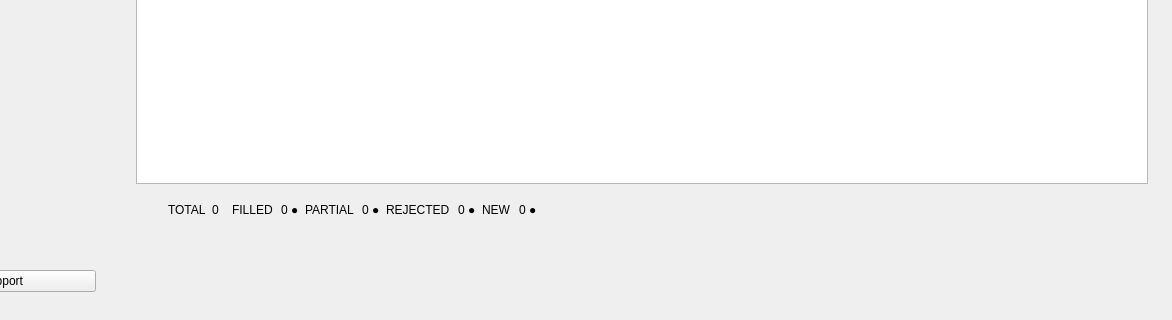
The window that gui/ui/mainwindow.ui (SuhasDissa/LillyLedger) describes before a commit, drawn with Qt 5; both pictures show x 108 to 1280 and y 500 to 820 of the 1280 by 820 pixel window.
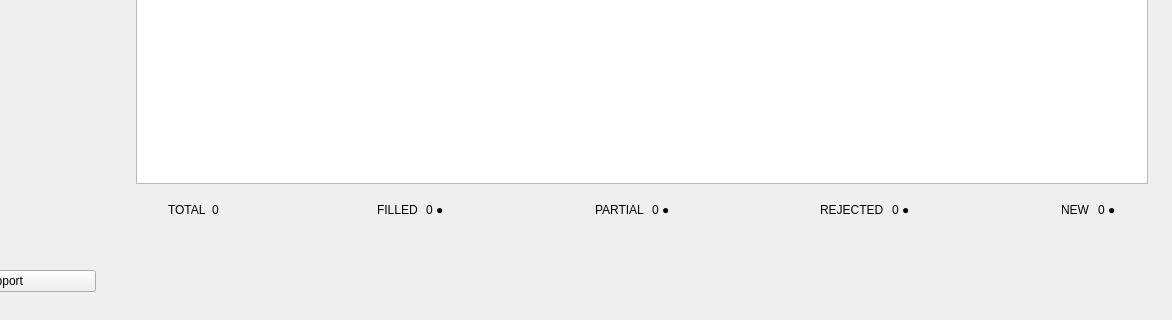
The same window after the commit. Custom widgets are drawn as their Qt base class.

Commit message: feat: add GUI documentation and layout spacers for the dashboard analytics view

Diff of the .ui file:
```diff
--- a/gui/ui/mainwindow.ui
+++ b/gui/ui/mainwindow.ui
@@ -657,6 +657,19 @@
                                                                                         </property>
                                                                                     </widget>
                                                                                 </item>
+                                                                                <item>
+                                                                                    <spacer name="summarySpacer1">
+                                                                                        <property name="orientation">
+                                                                                            <enum>Qt::Horizontal</enum>
+                                                                                        </property>
+                                                                                        <property name="sizeHint" stdset="0">
+                                                                                            <size>
+                                                                                                <width>40</width>
+                                                                                                <height>20</height>
+                                                                                            </size>
+                                                                                        </property>
+                                                                                    </spacer>
+                                                                                </item>
                                                                                 <item>
                                                                                     <widget class="QWidget" name="filledContainer" native="true">
                                                                                         <layout class="QHBoxLayout" name="filledLayout">
@@ -692,6 +705,19 @@
                                                                                         </layout>
                                                                                     </widget>
                                                                                 </item>
+                                                                                <item>
+                                                                                    <spacer name="summarySpacer2">
+                                                                                        <property name="orientation">
+                                                                                            <enum>Qt::Horizontal</enum>
+                                                                                        </property>
+                                                                                        <property name="sizeHint" stdset="0">
+                                                                                            <size>
+                                                                                                <width>40</width>
+                                                                                                <height>20</height>
+                                                                                            </size>
+                                                                                        </property>
+                                                                                    </spacer>
+                                                                                </item>
                                                                                 <item>
                                                                                     <widget class="QWidget" name="partialContainer" native="true">
                                                                                         <layout class="QHBoxLayout" name="partialLayout">
@@ -727,6 +753,19 @@
                                                                                         </layout>
                                                                                     </widget>
                                                                                 </item>
+                                                                                <item>
+                                                                                    <spacer name="summarySpacer3">
+                                                                                        <property name="orientation">
+                                                                                            <enum>Qt::Horizontal</enum>
+                                                                                        </property>
+                                                                                        <property name="sizeHint" stdset="0">
+                                                                                            <size>
+                                                                                                <width>40</width>
+                                                                                                <height>20</height>
+                                                                                            </size>
+                                                                                        </property>
+                                                                                    </spacer>
+                                                                                </item>
                                                                                 <item>
                                                                                     <widget class="QWidget" name="rejectedContainer" native="true">
                                                                                         <layout class="QHBoxLayout" name="rejectedLayout">
@@ -762,6 +801,19 @@
                                                                                         </layout>
                                                                                     </widget>
                                                                                 </item>
+                                                                                <item>
+                                                                                    <spacer name="summarySpacer4">
+                                                                                        <property name="orientation">
+                                                                                            <enum>Qt::Horizontal</enum>
+                                                                                        </property>
+                                                                                        <property name="sizeHint" stdset="0">
+                                                                                            <size>
+                                                                                                <width>40</width>
+                                                                                                <height>20</height>
+                                                                                            </size>
+                                                                                        </property>
+                                                                                    </spacer>
+                                                                                </item>
                                                                                 <item>
                                                                                     <widget class="QWidget" name="newContainer" native="true">
                                                                                         <layout class="QHBoxLayout" name="newLayout">
@@ -797,19 +849,6 @@
                                                                                         </layout>
                                                                                     </widget>
                                                                                 </item>
-                                                                                <item>
-                                                                                    <spacer name="summarySpacer">
-                                                                                        <property name="orientation">
-                                                                                            <enum>Qt::Horizontal</enum>
-                                                                                        </property>
-                                                                                        <property name="sizeHint" stdset="0">
-                                                                                            <size>
-                                                                                                <width>40</width>
-                                                                                                <height>20</height>
-                                                                                            </size>
-                                                                                        </property>
-                                                                                    </spacer>
-                                                                                </item>
                                                                             </layout>
                                                                         </widget>
                                                                     </item>
```
The commit also changes 4 other files.
